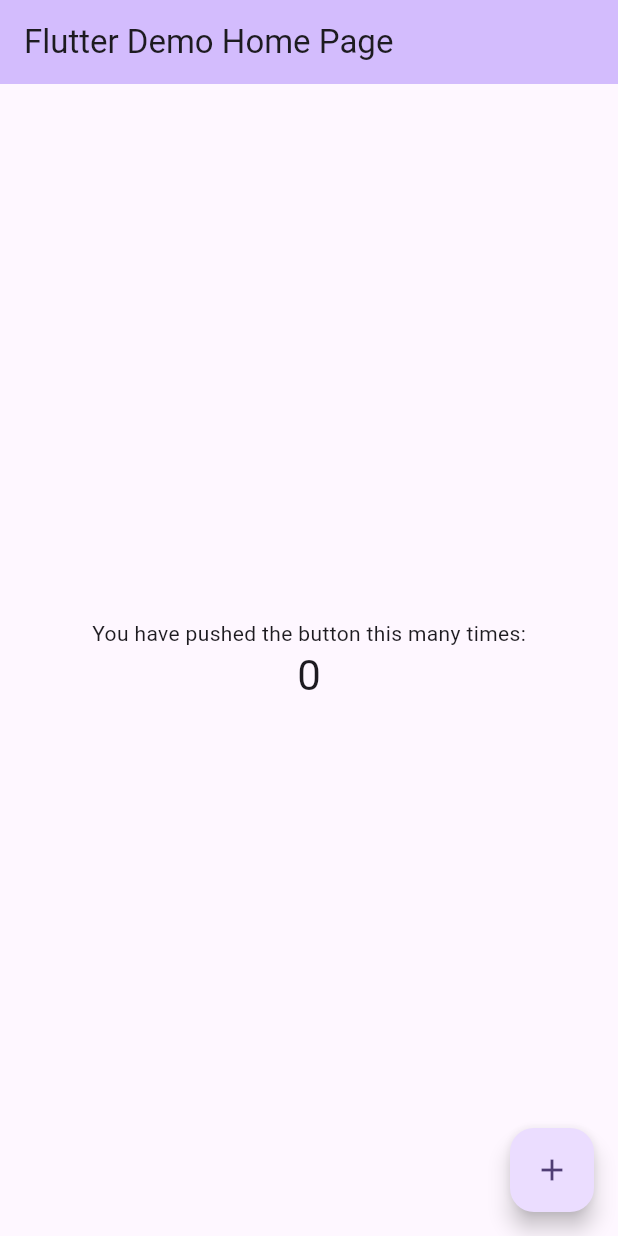
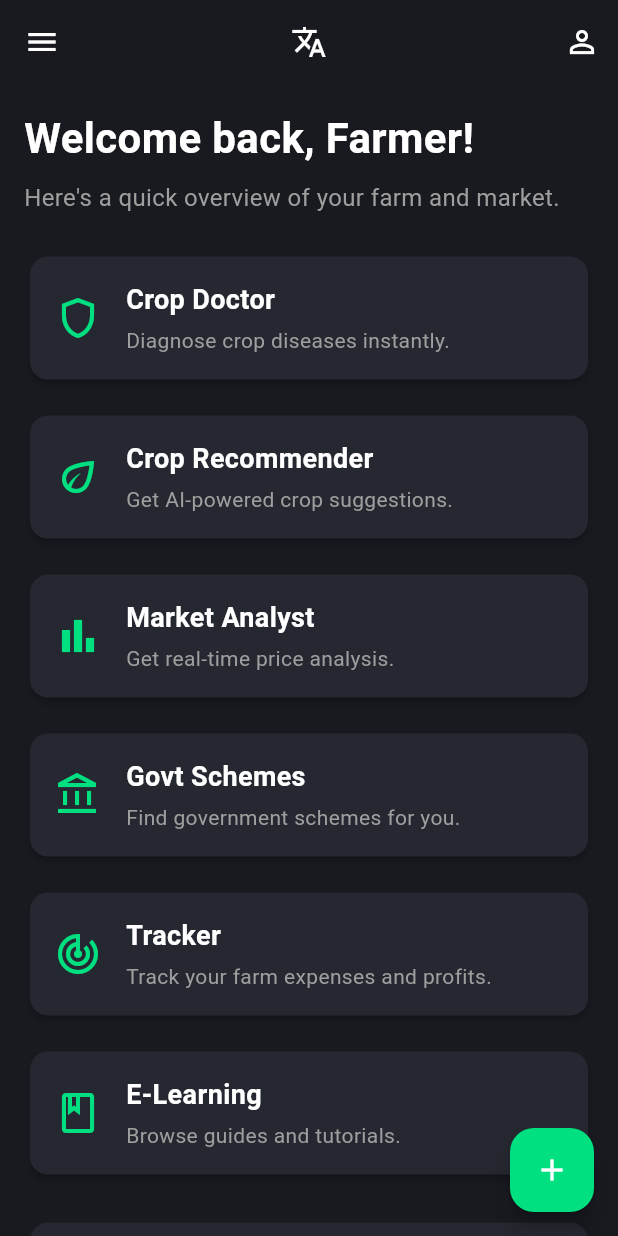
Before and after one commit to yashrao2607/App-Frontend-, a Flutter app: the screen it shows after launch, on a phone screen of 412 x 824 dp. Run offline on Flutter 3.47's test engine with Material 3 defaults, Android fonts, the phone set to English and light mode, and no system bars.

Commit message:
initial-yash

```diff
--- /dev/null
+++ b/lib/dashboard_screen.dart
@@ -0,0 +1,335 @@
+import 'package:flutter/material.dart';
+
+class DashboardScreen extends StatelessWidget {
+  const DashboardScreen({super.key});
+
+  @override
+  Widget build(BuildContext context) {
+    const Color darkBg = Color(0xFF181A20);
+    const Color cardBg = Color(0xFF252830);
+    const Color primaryGreen = Color(0xFF00E081);
+
+    return Scaffold(
+      backgroundColor: darkBg,
+      appBar: AppBar(
+        backgroundColor: darkBg,
+        elevation: 0,
+        leading: IconButton(
+          icon: const Icon(Icons.menu, color: Colors.white),
+          onPressed: () {},
+        ),
+        title: IconButton(
+          icon: const Icon(Icons.translate, color: Colors.white),
+          onPressed: () {},
+        ),
+        centerTitle: true,
+        actions: [
+          IconButton(
+            icon: const Icon(Icons.person_outline, color: Colors.white),
+            onPressed: () {},
+          ),
+        ],
+      ),
+      body: SingleChildScrollView(
+        padding: const EdgeInsets.all(16.0),
+        child: Column(
+          crossAxisAlignment: CrossAxisAlignment.start,
+          children: [
+            const Text(
+              'Welcome back, Farmer!',
+              style: TextStyle(
+                color: Colors.white,
+                fontSize: 28,
+                fontWeight: FontWeight.bold,
+              ),
+            ),
+            const SizedBox(height: 8),
+            const Text(
+              "Here's a quick overview of your farm and market.",
+              style: TextStyle(
+                color: Colors.grey,
+                fontSize: 16,
+              ),
+            ),
+            const SizedBox(height: 24),
+            _buildDashboardCard(
+              icon: Icons.shield_outlined,
+              title: 'Crop Doctor',
+              subtitle: 'Diagnose crop diseases instantly.',
+              iconColor: primaryGreen,
+              cardColor: cardBg,
+            ),
+            const SizedBox(height: 16),
+            _buildDashboardCard(
+              icon: Icons.eco_outlined,
+              title: 'Crop Recommender',
+              subtitle: 'Get AI-powered crop suggestions.',
+              iconColor: primaryGreen,
+              cardColor: cardBg,
+            ),
+            const SizedBox(height: 16),
+            _buildDashboardCard(
+              icon: Icons.bar_chart_outlined,
+              title: 'Market Analyst',
+              subtitle: 'Get real-time price analysis.',
+              iconColor: primaryGreen,
+              cardColor: cardBg,
+            ),
+            const SizedBox(height: 16),
+            _buildDashboardCard(
+              icon: Icons.account_balance_outlined,
+              title: 'Govt Schemes',
+              subtitle: 'Find government schemes for you.',
+              iconColor: primaryGreen,
+              cardColor: cardBg,
+            ),
+            const SizedBox(height: 16),
+            _buildDashboardCard(
+              icon: Icons.track_changes_outlined,
+              title: 'Tracker',
+              subtitle: 'Track your farm expenses and profits.',
+              iconColor: primaryGreen,
+              cardColor: cardBg,
+            ),
+            const SizedBox(height: 16),
+            _buildDashboardCard(
+              icon: Icons.book_outlined,
+              title: 'E-Learning',
+              subtitle: 'Browse guides and tutorials.',
+              iconColor: primaryGreen,
+              cardColor: cardBg,
+            ),
+            const SizedBox(height: 24),
+            _buildWeatherWidget(cardColor: cardBg),
+            const SizedBox(height: 24),
+            _buildSeasonalRecommendations(cardColor: cardBg, accentColor: primaryGreen),
+            const SizedBox(height: 24),
+            _buildNotificationsWidget(cardColor: cardBg),
+          ],
+        ),
+      ),
+      floatingActionButton: FloatingActionButton(
+        onPressed: () {},
+        backgroundColor: primaryGreen,
+        child: const Icon(Icons.add, color: Colors.white),
+      ),
+    );
+  }
+
+  Widget _buildDashboardCard({
+    required IconData icon,
+    required String title,
+    required String subtitle,
+    required Color iconColor,
+    required Color cardColor,
+  }) {
+    return Card(
+      color: cardColor,
+      shape: RoundedRectangleBorder(borderRadius: BorderRadius.circular(12)),
+      elevation: 2,
+      child: Padding(
+        padding: const EdgeInsets.all(16.0),
+        child: Row(
+          children: [
+            Icon(icon, size: 32, color: iconColor),
+            const SizedBox(width: 16),
+            Expanded(
+              child: Column(
+                crossAxisAlignment: CrossAxisAlignment.start,
+                children: [
+                  Text(
+                    title,
+                    style: const TextStyle(
+                      color: Colors.white,
+                      fontSize: 18,
+                      fontWeight: FontWeight.bold,
+                    ),
+                  ),
+                  const SizedBox(height: 4),
+                  Text(
+                    subtitle,
+                    style: const TextStyle(color: Colors.grey, fontSize: 14),
+                  ),
+                ],
+              ),
+            ),
+          ],
+        ),
+      ),
+    );
+  }
+
+  Widget _buildWeatherWidget({required Color cardColor}) {
+    return Card(
+      color: cardColor,
+      shape: RoundedRectangleBorder(borderRadius: BorderRadius.circular(12)),
+      child: Padding(
+        padding: const EdgeInsets.all(16.0),
+        child: Column(
+          children: [
+            Row(
+              mainAxisAlignment: MainAxisAlignment.spaceBetween,
+              children: const [
+                Text(
+                  'Current Weather',
+                  style: TextStyle(
+                      color: Colors.white,
+                      fontSize: 18,
+                      fontWeight: FontWeight.bold),
+                ),
+                Icon(Icons.cloud_outlined, color: Colors.white),
+              ],
+            ),
+            const SizedBox(height: 16),
+            Row(
+              children: const [
+                Icon(Icons.wb_sunny_outlined, color: Colors.yellow, size: 48),
+                SizedBox(width: 16),
+                Text(
+                  '31°C',
+                  style: TextStyle(
+                    color: Colors.white,
+                    fontSize: 48,
+                    fontWeight: FontWeight.bold,
+                  ),
+                ),
+              ],
+            ),
+            const SizedBox(height: 8),
+            const Text(
+              'Humidity: 52% | Rainfall: 0.0 mm',
+              style: TextStyle(color: Colors.grey, fontSize: 14),
+            ),
+          ],
+        ),
+      ),
+    );
+  }
+
+  Widget _buildSeasonalRecommendations({required Color cardColor, required Color accentColor}) {
+    return Card(
+      color: cardColor,
+      shape: RoundedRectangleBorder(borderRadius: BorderRadius.circular(12)),
+      child: Padding(
+        padding: const EdgeInsets.all(16.0),
+        child: Column(
+          crossAxisAlignment: CrossAxisAlignment.start,
+          children: [
+            const Text(
+              'Seasonal Crop Recommendations',
+              style: TextStyle(
+                  color: Colors.white,
+                  fontSize: 18,
+                  fontWeight: FontWeight.bold),
+            ),
+            const SizedBox(height: 4),
+            const Text(
+              'Crops suggested for the current season based on your location and weather.',
+              style: TextStyle(color: Colors.grey, fontSize: 14),
+            ),
+            const SizedBox(height: 16),
+            _buildCropRecommendationItem(
+              imagePath: 'assets/pigeon_pea.png',
+              name: 'Pigeon Pea (Tur)',
+              description: 'Pigeon pea is a drought-resistant legume...',
+              accentColor: accentColor,
+            ),
+            const SizedBox(height: 16),
+            _buildCropRecommendationItem(
+              imagePath: 'assets/soybean.png',
+              name: 'Soybean',
+              description: 'Soybean is a high-yield oilseed crop...',
+              accentColor: accentColor,
+            ),
+          ],
+        ),
+      ),
+    );
+  }
+
+  Widget _buildCropRecommendationItem({
+    required String imagePath,
+    required String name,
+    required String description,
+    required Color accentColor,
+  }) {
+    return Row(
+      children: [
+        Container(
+          width: 60,
+          height: 60,
+          decoration: BoxDecoration(
+            color: Colors.grey.shade800,
+            borderRadius: BorderRadius.circular(8),
+          ),
+          child: const Icon(Icons.image, color: Colors.grey),
+        ),
+        const SizedBox(width: 16),
+        Expanded(
+          child: Column(
+            crossAxisAlignment: CrossAxisAlignment.start,
+            children: [
+              Text(name, style: const TextStyle(color: Colors.white, fontWeight: FontWeight.bold, fontSize: 16)),
+              Text(description, style: const TextStyle(color: Colors.grey)),
+              TextButton(
+                onPressed: () {},
+                style: TextButton.styleFrom(padding: EdgeInsets.zero),
+                child: Text('Learn More', style: TextStyle(color: accentColor)),
+              )
+            ],
+          ),
+        ),
+      ],
+    );
+  }
+
+  Widget _buildNotificationsWidget({required Color cardColor}) {
+    return Card(
+      color: cardColor,
+      shape: RoundedRectangleBorder(borderRadius: BorderRadius.circular(12)),
+      child: Padding(
+        padding: const EdgeInsets.all(16.0),
+        child: Column(
+          crossAxisAlignment: CrossAxisAlignment.start,
+          children: [
+            const Text(
+              'Notifications',
+              style: TextStyle(
+                  color: Colors.white,
+                  fontSize: 18,
+                  fontWeight: FontWeight.bold),
+            ),
+            const SizedBox(height: 4),
+            const Text(
+              'Important updates and alerts for your farm.',
+              style: TextStyle(color: Colors.grey, fontSize: 14),
+            ),
+            const SizedBox(height: 24),
+            Center(
+              child: Column(
+                children: const [
+                  Icon(Icons.notifications_off_outlined,
+                      color: Colors.grey, size: 48),
+                  SizedBox(height: 16),
+                  Text(
+                    'No new notifications',
+                    style: TextStyle(
+                        color: Colors.white,
+                        fontSize: 16,
+                        fontWeight: FontWeight.bold),
+                  ),
+                  SizedBox(height: 8),
+                  Text(
+                    'Check back later for updates on weather, market prices, and more.',
+                    textAlign: TextAlign.center,
+                    style: TextStyle(color: Colors.grey),
+                  ),
+                ],
+              ),
+            ),
+          ],
+        ),
+      ),
+    );
+  }
+}
--- a/lib/main.dart
+++ b/lib/main.dart
@@ -1,4 +1,5 @@
 import 'package:flutter/material.dart';
+import 'package:myapp/splash_screen.dart';
 
 void main() {
   runApp(const MyApp());
@@ -7,116 +8,14 @@ void main() {
 class MyApp extends StatelessWidget {
   const MyApp({super.key});
 
-  // This widget is the root of your application.
   @override
   Widget build(BuildContext context) {
     return MaterialApp(
       title: 'Flutter Demo',
       theme: ThemeData(
-        // This is the theme of your application.
-        //
-        // TRY THIS: Try running your application with "flutter run". You'll see
-        // the application has a purple toolbar. Then, without quitting the app,
-        // try changing the seedColor in the colorScheme below to Colors.green
-        // and then invoke "hot reload" (save your changes or press the "hot
-        // reload" button in a Flutter-supported IDE, or press "r" if you used
-        // the command line to start the app).
-        //
-        // Notice that the counter didn't reset back to zero; the application
-        // state is not lost during the reload. To reset the state, use hot
-        // restart instead.
-        //
-        // This works for code too, not just values: Most code changes can be
-        // tested with just a hot reload.
-        colorScheme: ColorScheme.fromSeed(seedColor: Colors.deepPurple),
+        primarySwatch: Colors.blue,
       ),
-      home: const MyHomePage(title: 'Flutter Demo Home Page'),
+      home: const SplashScreen(),
     );
   }
 }
-
-class MyHomePage extends StatefulWidget {
-  const MyHomePage({super.key, required this.title});
-
-  // This widget is the home page of your application. It is stateful, meaning
-  // that it has a State object (defined below) that contains fields that affect
-  // how it looks.
-
-  // This class is the configuration for the state. It holds the values (in this
-  // case the title) provided by the parent (in this case the App widget) and
-  // used by the build method of the State. Fields in a Widget subclass are
-  // always marked "final".
-
-  final String title;
-
-  @override
-  State<MyHomePage> createState() => _MyHomePageState();
-}
-
-class _MyHomePageState extends State<MyHomePage> {
-  int _counter = 0;
-
-  void _incrementCounter() {
-    setState(() {
-      // This call to setState tells the Flutter framework that something has
-      // changed in this State, which causes it to rerun the build method below
-      // so that the display can reflect the updated values. If we changed
-      // _counter without calling setState(), then the build method would not be
-      // called again, and so nothing would appear to happen.
-      _counter++;
-    });
-  }
-
-  @override
-  Widget build(BuildContext context) {
-    // This method is rerun every time setState is called, for instance as done
-    // by the _incrementCounter method above.
-    //
-    // The Flutter framework has been optimized to make rerunning build methods
-    // fast, so that you can just rebuild anything that needs updating rather
-    // than having to individually change instances of widgets.
-    return Scaffold(
-      appBar: AppBar(
-        // TRY THIS: Try changing the color here to a specific color (to
-        // Colors.amber, perhaps?) and trigger a hot reload to see the AppBar
-        // change color while the other colors stay the same.
-        backgroundColor: Theme.of(context).colorScheme.inversePrimary,
-        // Here we take the value from the MyHomePage object that was created by
-        // the App.build method, and use it to set our appbar title.
-        title: Text(widget.title),
-      ),
-      body: Center(
-        // Center is a layout widget. It takes a single child and positions it
-        // in the middle of the parent.
-        child: Column(
-          // Column is also a layout widget. It takes a list of children and
-          // arranges them vertically. By default, it sizes itself to fit its
-          // children horizontally, and tries to be as tall as its parent.
-          //
-          // Column has various properties to control how it sizes itself and
-          // how it positions its children. Here we use mainAxisAlignment to
-          // center the children vertically; the main axis here is the vertical
-          // axis because Columns are vertical (the cross axis would be
-          // horizontal).
-          //
-          // TRY THIS: Invoke "debug painting" (choose the "Toggle Debug Paint"
-          // action in the IDE, or press "p" in the console), to see the
-          // wireframe for each widget.
-          mainAxisAlignment: MainAxisAlignment.center,
-          children: <Widget>[
-            const Text('You have pushed the button this many times:'),
-            Text(
-              '$_counter',
-              style: Theme.of(context).textTheme.headlineMedium,
-            ),
-          ],
-        ),
-      ),
-      floatingActionButton: FloatingActionButton(
-        onPressed: _incrementCounter,
-        tooltip: 'Increment',
-        child: const Icon(Icons.add),
-      ), // This trailing comma makes auto-formatting nicer for build methods.
-    );
-  }
-}
--- a/lib/splash_screen.dart
+++ b/lib/splash_screen.dart
@@ -1,7 +1,7 @@
 import 'package:flutter/material.dart';
 import 'dart:async';
 
-import 'package:myapp/home_screen.dart';
+import 'package:myapp/dashboard_screen.dart';
 
 class SplashScreen extends StatefulWidget {
   const SplashScreen({super.key});
@@ -18,7 +18,7 @@ class _SplashScreenState extends State<SplashScreen> {
       const Duration(seconds: 3),
       () => Navigator.pushReplacement(
         context,
-        MaterialPageRoute(builder: (context) => const HomeScreen()),
+        MaterialPageRoute(builder: (context) => const DashboardScreen()),
       ),
     );
   }
```
